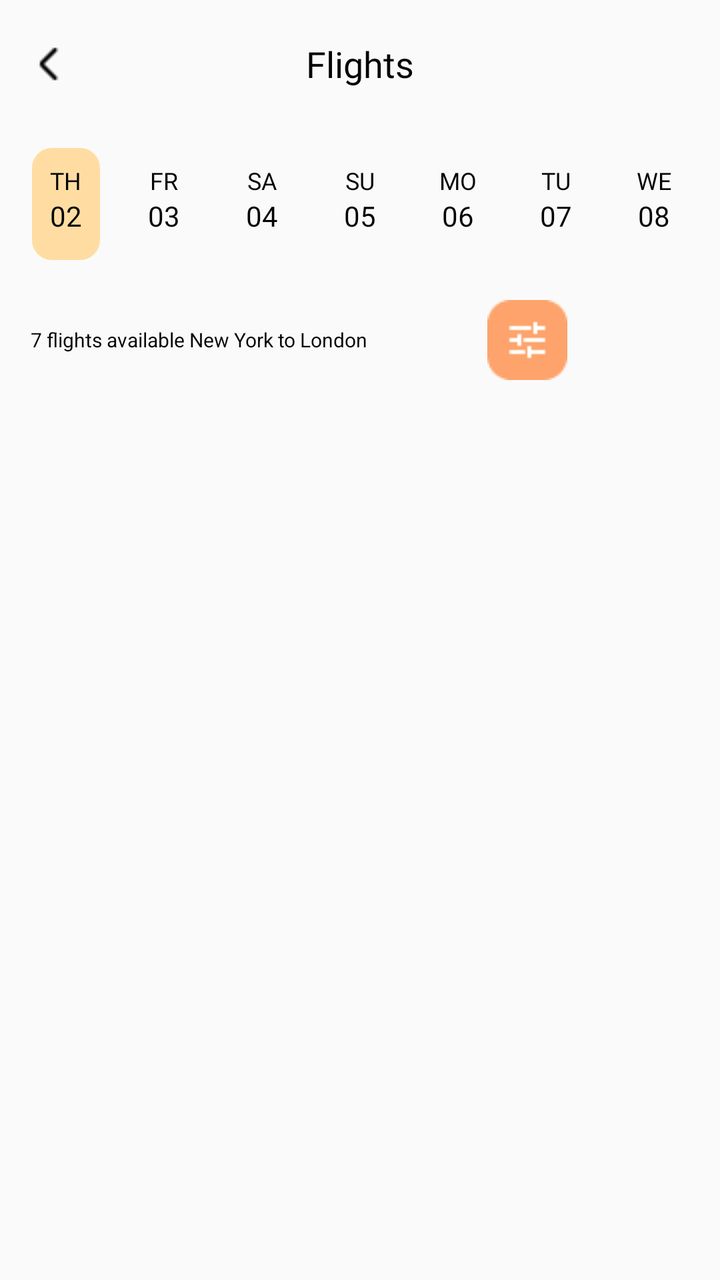
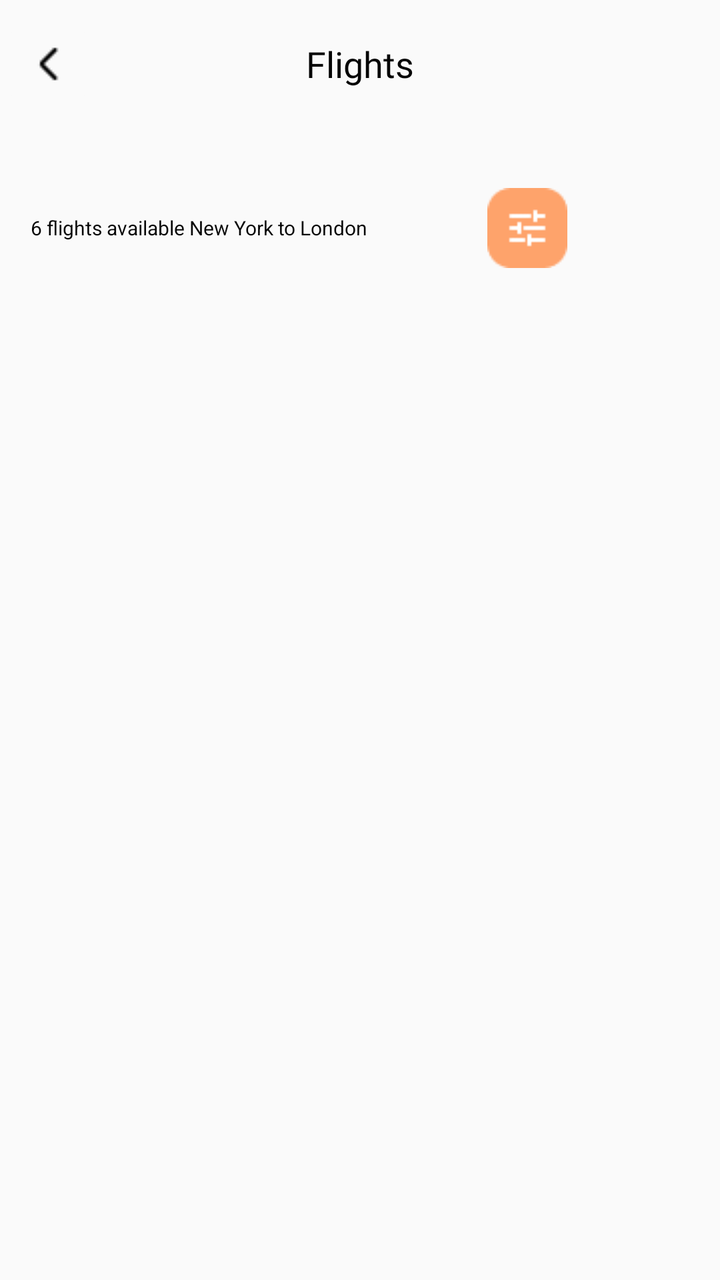

Compare the two renders of this Android layout. The source of the first and the diff that turns it into the second are given below.
<!-- AndroidManifest.xml: application theme Theme.TravelApplication -->
<!-- res/layout/fragment_flights_details.xml -->
<?xml version="1.0" encoding="utf-8"?>
<RelativeLayout xmlns:android="http://schemas.android.com/apk/res/android"
    xmlns:tools="http://schemas.android.com/tools"
    android:layout_width="match_parent"
    android:layout_height="match_parent"
    tools:context=".fragments.FlightsDetailsFragment">

    
    <RelativeLayout
        android:id="@+id/flightsDetailsAppBar"
        android:layout_width="match_parent"
        android:layout_height="wrap_content"
        android:layout_alignParentStart="true"
        android:layout_alignParentEnd="true"
        android:layout_marginTop="10dp">

        <ImageButton
            android:id="@+id/flights_details_back_button"
            android:layout_width="wrap_content"
            android:layout_height="wrap_content"
            android:contentDescription="@string/back_button_app_bar"
            android:backgroundTint="@color/screen"
            android:src="@drawable/ic_chevron"/>

        <TextView
            android:id="@+id/flights_details_title"
            android:layout_width="wrap_content"
            android:layout_height="wrap_content"
            android:layout_centerInParent="true"
            android:text="@string/flights_details_title"
            android:fontFamily="@font/poppins_bold"
            android:textAppearance="@style/title" />
    </RelativeLayout>

    
    <RelativeLayout
        android:id="@+id/date_tabs_field"
        android:layout_width="wrap_content"
        android:layout_height="wrap_content"
        android:layout_below="@id/flightsDetailsAppBar"
        android:layout_centerHorizontal="true"
        android:layout_marginTop="20dp"
        android:layout_marginStart="15dp">

        
        <RelativeLayout
            android:id="@+id/date_tab_1"
            android:layout_width="wrap_content"
            android:layout_height="wrap_content"
            android:background="@drawable/active_date_tab">

            
            <TextView
                android:id="@+id/date_in_week_tab_1"
                android:layout_width="wrap_content"
                android:layout_height="wrap_content"
                android:text="@string/TH"
                android:textSize="12sp"
                android:textColor="@color/text_primary"
                android:fontFamily="@font/poppins_medium"
                android:layout_centerHorizontal="true"
                android:layout_marginTop="8dp"
                android:gravity="center_horizontal|top" />

            
            <TextView
                android:id="@+id/date_in_month_tab_1"
                android:layout_width="wrap_content"
                android:layout_height="wrap_content"
                android:text="@string/number_02"
                android:textSize="14sp"
                android:textColor="@color/text_primary"
                android:fontFamily="@font/poppins_bold"
                android:lineSpacingExtra="-1sp"
                android:gravity="center_horizontal|top"
                android:layout_below="@+id/date_in_week_tab_1"
                android:layout_centerHorizontal="true"/>

        </RelativeLayout>

        
        <RelativeLayout
            android:id="@+id/date_tab_2"
            android:layout_width="wrap_content"
            android:layout_height="wrap_content"
            android:background="@drawable/normal_date_tab"
            android:layout_toEndOf="@id/date_tab_1"
            android:layout_marginStart="15dp">

            
            <TextView
                android:id="@+id/date_in_week_tab_2"
                android:layout_width="wrap_content"
                android:layout_height="wrap_content"
                android:text="@string/FR"
                android:textSize="12sp"
                android:textColor="@color/text_primary"
                android:fontFamily="@font/poppins_medium"
                android:layout_centerHorizontal="true"
                android:layout_marginTop="8dp"
                android:gravity="center_horizontal|top" />

            
            <TextView
                android:id="@+id/date_in_month_tab_2"
                android:layout_width="wrap_content"
                android:layout_height="wrap_content"
                android:text="@string/number_03"
                android:textSize="14sp"
                android:textColor="@color/text_primary"
                android:fontFamily="@font/poppins_bold"
                android:lineSpacingExtra="-1sp"
                android:gravity="center_horizontal|top"
                android:layout_below="@+id/date_in_week_tab_2"
                android:layout_centerHorizontal="true"/>

        </RelativeLayout>

        
        <RelativeLayout
            android:id="@+id/date_tab_3"
            android:layout_width="wrap_content"
            android:layout_height="wrap_content"
            android:background="@drawable/normal_date_tab"
            android:layout_toEndOf="@id/date_tab_2"
            android:layout_marginStart="15dp">

            
            <TextView
                android:id="@+id/date_in_week_tab_3"
                android:layout_width="wrap_content"
                android:layout_height="wrap_content"
                android:text="@string/SA"
                android:textSize="12sp"
                android:textColor="@color/text_primary"
                android:fontFamily="@font/poppins_medium"
                android:layout_centerHorizontal="true"
                android:layout_marginTop="8dp"
                android:gravity="center_horizontal|top" />

            
            <TextView
                android:id="@+id/date_in_month_tab_3"
                android:layout_width="wrap_content"
                android:layout_height="wrap_content"
                android:text="@string/number_04"
                android:textSize="14sp"
                android:textColor="@color/text_primary"
                android:fontFamily="@font/poppins_bold"
                android:lineSpacingExtra="-1sp"
                android:gravity="center_horizontal|top"
                android:layout_below="@+id/date_in_week_tab_3"
                android:layout_centerHorizontal="true"/>
        </RelativeLayout>

        
        <RelativeLayout
            android:id="@+id/date_tab_4"
            android:layout_width="wrap_content"
            android:layout_height="wrap_content"
            android:background="@drawable/normal_date_tab"
            android:layout_toEndOf="@id/date_tab_3"
            android:layout_marginStart="15dp">

            
            <TextView
                android:id="@+id/date_in_week_tab_4"
                android:layout_width="wrap_content"
                android:layout_height="wrap_content"
                android:text="@string/SU"
                android:textSize="12sp"
                android:textColor="@color/text_primary"
                android:fontFamily="@font/poppins_medium"
                android:layout_centerHorizontal="true"
                android:layout_marginTop="8dp"
                android:gravity="center_horizontal|top" />

            
            <TextView
                android:id="@+id/date_in_month_tab_4"
                android:layout_width="wrap_content"
                android:layout_height="wrap_content"
                android:text="@string/number_05"
                android:textSize="14sp"
                android:textColor="@color/text_primary"
                android:fontFamily="@font/poppins_bold"
                android:lineSpacingExtra="-1sp"
                android:gravity="center_horizontal|top"
                android:layout_below="@+id/date_in_week_tab_4"
                android:layout_centerHorizontal="true"/>
        </RelativeLayout>

        
        <RelativeLayout
            android:id="@+id/date_tab_5"
            android:layout_width="wrap_content"
            android:layout_height="wrap_content"
            android:background="@drawable/normal_date_tab"
            android:layout_toEndOf="@id/date_tab_4"
            android:layout_marginStart="15dp">

            
            <TextView
                android:id="@+id/date_in_week_tab_5"
                android:layout_width="wrap_content"
                android:layout_height="wrap_content"
                android:text="@string/MO"
                android:textSize="12sp"
                android:textColor="@color/text_primary"
                android:fontFamily="@font/poppins_medium"
                android:layout_centerHorizontal="true"
                android:layout_marginTop="8dp"
                android:gravity="center_horizontal|top" />

            
            <TextView
                android:id="@+id/date_in_month_tab_5"
                android:layout_width="wrap_content"
                android:layout_height="wrap_content"
                android:text="@string/number_06"
                android:textSize="14sp"
                android:textColor="@color/text_primary"
                android:fontFamily="@font/poppins_bold"
                android:lineSpacingExtra="-1sp"
                android:gravity="center_horizontal|top"
                android:layout_below="@+id/date_in_week_tab_5"
                android:layout_centerHorizontal="true"/>
        </RelativeLayout>

        
        <RelativeLayout
            android:id="@+id/date_tab_6"
            android:layout_width="wrap_content"
            android:layout_height="wrap_content"
            android:background="@drawable/normal_date_tab"
            android:layout_toEndOf="@id/date_tab_5"
            android:layout_marginStart="15dp">

            
            <TextView
                android:id="@+id/date_in_week_tab_6"
                android:layout_width="wrap_content"
                android:layout_height="wrap_content"
                android:text="@string/TU"
                android:textSize="12sp"
                android:textColor="@color/text_primary"
                android:fontFamily="@font/poppins_medium"
                android:layout_centerHorizontal="true"
                android:layout_marginTop="8dp"
                android:gravity="center_horizontal|top" />

            
            <TextView
                android:id="@+id/date_in_month_tab_6"
                android:layout_width="wrap_content"
                android:layout_height="wrap_content"
                android:text="@string/number_07"
                android:textSize="14sp"
                android:textColor="@color/text_primary"
                android:fontFamily="@font/poppins_bold"
                android:lineSpacingExtra="-1sp"
                android:gravity="center_horizontal|top"
                android:layout_below="@+id/date_in_week_tab_6"
                android:layout_centerHorizontal="true"/>
        </RelativeLayout>

        
        <RelativeLayout
            android:id="@+id/date_tab_7"
            android:layout_width="wrap_content"
            android:layout_height="wrap_content"
            android:background="@drawable/normal_date_tab"
            android:layout_toEndOf="@id/date_tab_6"
            android:layout_marginStart="15dp">

            
            <TextView
                android:id="@+id/date_in_week_tab_7"
                android:layout_width="wrap_content"
                android:layout_height="wrap_content"
                android:text="@string/WE"
                android:textSize="12sp"
                android:textColor="@color/text_primary"
                android:fontFamily="@font/poppins_medium"
                android:layout_centerHorizontal="true"
                android:layout_marginTop="8dp"
                android:gravity="center_horizontal|top" />

            
            <TextView
                android:id="@+id/date_in_month_tab_7"
                android:layout_width="wrap_content"
                android:layout_height="wrap_content"
                android:text="@string/number_08"
                android:textSize="14sp"
                android:textColor="@color/text_primary"
                android:fontFamily="@font/poppins_bold"
                android:lineSpacingExtra="-1sp"
                android:gravity="center_horizontal|top"
                android:layout_below="@+id/date_in_week_tab_7"
                android:layout_centerHorizontal="true"/>
        </RelativeLayout>

    </RelativeLayout>

    
    <RelativeLayout
        android:id="@+id/available_filter_field"
        android:layout_width="match_parent"
        android:layout_height="wrap_content"
        android:layout_marginTop="20dp"
        android:layout_below="@+id/date_tabs_field">

        <TextView
            android:id="@+id/flights_available_text"
            android:layout_width="wrap_content"
            android:layout_height="wrap_content"
            android:layout_centerVertical="true"
            android:layout_marginStart="15dp"
            android:layout_marginTop="20dp"
            android:text="@string/flights_available_text"
            android:textSize="10sp"
            android:textColor="@color/text_primary"
            android:lineSpacingExtra="-1sp"
            android:gravity="center_horizontal|top" />

        <ImageButton
            android:id="@+id/filter_image_button"
            android:layout_width="wrap_content"
            android:layout_height="wrap_content"
            android:layout_toEndOf="@+id/flights_available_text"
            android:src="@drawable/ic_filter_button"
            android:layout_marginStart="60dp"
            android:background="@null"
            android:contentDescription="@string/filter_button"/>

    </RelativeLayout>

    
    <androidx.recyclerview.widget.RecyclerView
        android:id="@+id/flightsTicketsRecyclerView"
        android:layout_width="match_parent"
        android:layout_height="wrap_content"
        android:layout_below="@+id/available_filter_field"
        android:scrollbars="vertical"
        android:layout_marginTop="20dp"
        android:layout_centerHorizontal="true" />

</RelativeLayout>
<!-- resources referenced by this layout -->
<resources>
  <color name="screen">#FAFAFA</color>
  <color name="text_primary">#050505</color>
  <!-- drawable active_date_tab (drawable) -->
  <?xml version="1.0" encoding="utf-8"?>
  
  <vector
      xmlns:android="http://schemas.android.com/apk/res/android"
      xmlns:aapt="http://schemas.android.com/aapt"
      android:width="34dp"
      android:height="56dp"
      android:viewportWidth="34"
      android:viewportHeight="56"
      >
      <group>
          <clip-path
              android:pathData="M10 0H24C29.5228 0 34 4.47715 34 10V46C34 51.5228 29.5228 56 24 56H10C4.47715 56 0 51.5228 0 46V10C0 4.47715 4.47715 0 10 0Z"
              />
          <path
              android:pathData="M0 0V56H34V0"
              android:fillColor="#FFDDA2"
              />
      </group>
  </vector>
  <!-- drawable ic_chevron: png bitmap (drawable, 252 bytes) -->
  <!-- drawable ic_filter_button: png bitmap (drawable, 674 bytes) -->
  <!-- drawable normal_date_tab (drawable) -->
  <?xml version="1.0" encoding="utf-8"?>
  
  <vector
      xmlns:android="http://schemas.android.com/apk/res/android"
      xmlns:aapt="http://schemas.android.com/aapt"
      android:width="34dp"
      android:height="56dp"
      android:viewportWidth="34"
      android:viewportHeight="56"
      >
      <group>
          <clip-path
              android:pathData="M10 0H24C29.5228 0 34 4.47715 34 10V46C34 51.5228 29.5228 56 24 56H10C4.47715 56 0 51.5228 0 46V10C0 4.47715 4.47715 0 10 0Z"
              />
          <path
              android:pathData="M0 0V56H34V0"
              android:fillColor="@color/screen"
              />
      </group>
  </vector>
  <string name="FR">FR</string>
  <string name="MO">MO</string>
  <string name="SA">SA</string>
  <string name="SU">SU</string>
  <string name="TH">TH</string>
  <string name="TU">TU</string>
  <string name="WE">WE</string>
  <string name="back_button_app_bar">Back</string>
  <string name="filter_button">Filter button</string>
  <string name="flights_available_text">7 flights available New York to London</string>
  <string name="flights_details_title">Flights</string>
  <string name="number_02">02</string>
  <string name="number_03">03</string>
  <string name="number_04">04</string>
  <string name="number_05">05</string>
  <string name="number_06">06</string>
  <string name="number_07">07</string>
  <string name="number_08">08</string>
  <style name="title">
          <item name="android:textSize">18sp</item>
          <item name="android:textColor">#050505</item>
      </style>
  <style name="Theme.TravelApplication" parent="Base.Theme.TravelApplication" />
  <style name="Base.Theme.TravelApplication" parent="Theme.AppCompat.DayNight.NoActionBar">
          
          <item name="colorPrimary">@color/text_primary</item>
          <item name="android:windowBackground">@color/screen</item>
          <item name="android:textColorPrimary">@color/text_primary</item>
          <item name="colorAccent">@color/green_500</item>
          
      </style>
  <color name="green_500">#089083</color>
</resources>

<!-- the commit's change to res/layout/fragment_flights_details.xml (unified diff, before → after) -->
@@ -33,275 +33,23 @@
     </RelativeLayout>
 
     
-    <RelativeLayout
+    <LinearLayout
         android:id="@+id/date_tabs_field"
         android:layout_width="wrap_content"
         android:layout_height="wrap_content"
+        android:orientation="horizontal"
         android:layout_below="@id/flightsDetailsAppBar"
-        android:layout_centerHorizontal="true"
         android:layout_marginTop="20dp"
         android:layout_marginStart="15dp">
 
-        
-        <RelativeLayout
-            android:id="@+id/date_tab_1"
-            android:layout_width="wrap_content"
+        <androidx.recyclerview.widget.RecyclerView
+            android:id="@+id/date_tabs_recyclerView"
+            android:layout_width="match_parent"
             android:layout_height="wrap_content"
-            android:background="@drawable/active_date_tab">
+            android:orientation="horizontal"
+            android:scrollbars="horizontal"/>
 
-            
-            <TextView
-                android:id="@+id/date_in_week_tab_1"
-                android:layout_width="wrap_content"
-                android:layout_height="wrap_content"
-                android:text="@string/TH"
-                android:textSize="12sp"
-                android:textColor="@color/text_primary"
-                android:fontFamily="@font/poppins_medium"
-                android:layout_centerHorizontal="true"
-                android:layout_marginTop="8dp"
-                android:gravity="center_horizontal|top" />
-
-            
-            <TextView
-                android:id="@+id/date_in_month_tab_1"
-                android:layout_width="wrap_content"
-                android:layout_height="wrap_content"
-                android:text="@string/number_02"
-                android:textSize="14sp"
-                android:textColor="@color/text_primary"
-                android:fontFamily="@font/poppins_bold"
-                android:lineSpacingExtra="-1sp"
-                android:gravity="center_horizontal|top"
-                android:layout_below="@+id/date_in_week_tab_1"
-                android:layout_centerHorizontal="true"/>
-
-        </RelativeLayout>
-
-        
-        <RelativeLayout
-            android:id="@+id/date_tab_2"
-            android:layout_width="wrap_content"
-            android:layout_height="wrap_content"
-            android:background="@drawable/normal_date_tab"
-            android:layout_toEndOf="@id/date_tab_1"
-            android:layout_marginStart="15dp">
-
-            
-            <TextView
-                android:id="@+id/date_in_week_tab_2"
-                android:layout_width="wrap_content"
-                android:layout_height="wrap_content"
-                android:text="@string/FR"
-                android:textSize="12sp"
-                android:textColor="@color/text_primary"
-                android:fontFamily="@font/poppins_medium"
-                android:layout_centerHorizontal="true"
-                android:layout_marginTop="8dp"
-                android:gravity="center_horizontal|top" />
-
-            
-            <TextView
-                android:id="@+id/date_in_month_tab_2"
-                android:layout_width="wrap_content"
-                android:layout_height="wrap_content"
-                android:text="@string/number_03"
-                android:textSize="14sp"
-                android:textColor="@color/text_primary"
-                android:fontFamily="@font/poppins_bold"
-                android:lineSpacingExtra="-1sp"
-                android:gravity="center_horizontal|top"
-                android:layout_below="@+id/date_in_week_tab_2"
-                android:layout_centerHorizontal="true"/>
-
-        </RelativeLayout>
-
-        
-        <RelativeLayout
-            android:id="@+id/date_tab_3"
-            android:layout_width="wrap_content"
-            android:layout_height="wrap_content"
-            android:background="@drawable/normal_date_tab"
-            android:layout_toEndOf="@id/date_tab_2"
-            android:layout_marginStart="15dp">
-
-            
-            <TextView
-                android:id="@+id/date_in_week_tab_3"
-                android:layout_width="wrap_content"
-                android:layout_height="wrap_content"
-                android:text="@string/SA"
-                android:textSize="12sp"
-                android:textColor="@color/text_primary"
-                android:fontFamily="@font/poppins_medium"
-                android:layout_centerHorizontal="true"
-                android:layout_marginTop="8dp"
-                android:gravity="center_horizontal|top" />
-
-            
-            <TextView
-                android:id="@+id/date_in_month_tab_3"
-                android:layout_width="wrap_content"
-                android:layout_height="wrap_content"
-                android:text="@string/number_04"
-                android:textSize="14sp"
-                android:textColor="@color/text_primary"
-                android:fontFamily="@font/poppins_bold"
-                android:lineSpacingExtra="-1sp"
-                android:gravity="center_horizontal|top"
-                android:layout_below="@+id/date_in_week_tab_3"
-                android:layout_centerHorizontal="true"/>
-        </RelativeLayout>
-
-        
-        <RelativeLayout
-            android:id="@+id/date_tab_4"
-            android:layout_width="wrap_content"
-            android:layout_height="wrap_content"
-            android:background="@drawable/normal_date_tab"
-            android:layout_toEndOf="@id/date_tab_3"
-            android:layout_marginStart="15dp">
-
-            
-            <TextView
-                android:id="@+id/date_in_week_tab_4"
-                android:layout_width="wrap_content"
-                android:layout_height="wrap_content"
-                android:text="@string/SU"
-                android:textSize="12sp"
-                android:textColor="@color/text_primary"
-                android:fontFamily="@font/poppins_medium"
-                android:layout_centerHorizontal="true"
-                android:layout_marginTop="8dp"
-                android:gravity="center_horizontal|top" />
-
-            
-            <TextView
-                android:id="@+id/date_in_month_tab_4"
-                android:layout_width="wrap_content"
-                android:layout_height="wrap_content"
-                android:text="@string/number_05"
-                android:textSize="14sp"
-                android:textColor="@color/text_primary"
-                android:fontFamily="@font/poppins_bold"
-                android:lineSpacingExtra="-1sp"
-                android:gravity="center_horizontal|top"
-                android:layout_below="@+id/date_in_week_tab_4"
-                android:layout_centerHorizontal="true"/>
-        </RelativeLayout>
-
-        
-        <RelativeLayout
-            android:id="@+id/date_tab_5"
-            android:layout_width="wrap_content"
-            android:layout_height="wrap_content"
-            android:background="@drawable/normal_date_tab"
-            android:layout_toEndOf="@id/date_tab_4"
-            android:layout_marginStart="15dp">
-
-            
-            <TextView
-                android:id="@+id/date_in_week_tab_5"
-                android:layout_width="wrap_content"
-                android:layout_height="wrap_content"
-                android:text="@string/MO"
-                android:textSize="12sp"
-                android:textColor="@color/text_primary"
-                android:fontFamily="@font/poppins_medium"
-                android:layout_centerHorizontal="true"
-                android:layout_marginTop="8dp"
-                android:gravity="center_horizontal|top" />
-
-            
-            <TextView
-                android:id="@+id/date_in_month_tab_5"
-                android:layout_width="wrap_content"
-                android:layout_height="wrap_content"
-                android:text="@string/number_06"
-                android:textSize="14sp"
-                android:textColor="@color/text_primary"
-                android:fontFamily="@font/poppins_bold"
-                android:lineSpacingExtra="-1sp"
-                android:gravity="center_horizontal|top"
-                android:layout_below="@+id/date_in_week_tab_5"
-                android:layout_centerHorizontal="true"/>
-        </RelativeLayout>
-
-        
-        <RelativeLayout
-            android:id="@+id/date_tab_6"
-            android:layout_width="wrap_content"
-            android:layout_height="wrap_content"
-            android:background="@drawable/normal_date_tab"
-            android:layout_toEndOf="@id/date_tab_5"
-            android:layout_marginStart="15dp">
-
-            
-            <TextView
-                android:id="@+id/date_in_week_tab_6"
-                android:layout_width="wrap_content"
-                android:layout_height="wrap_content"
-                android:text="@string/TU"
-                android:textSize="12sp"
-                android:textColor="@color/text_primary"
-                android:fontFamily="@font/poppins_medium"
-                android:layout_centerHorizontal="true"
-                android:layout_marginTop="8dp"
-                android:gravity="center_horizontal|top" />
-
-            
-            <TextView
-                android:id="@+id/date_in_month_tab_6"
-                android:layout_width="wrap_content"
-                android:layout_height="wrap_content"
-                android:text="@string/number_07"
-                android:textSize="14sp"
-                android:textColor="@color/text_primary"
-                android:fontFamily="@font/poppins_bold"
-                android:lineSpacingExtra="-1sp"
-                android:gravity="center_horizontal|top"
-                android:layout_below="@+id/date_in_week_tab_6"
-                android:layout_centerHorizontal="true"/>
-        </RelativeLayout>
-
-        
-        <RelativeLayout
-            android:id="@+id/date_tab_7"
-            android:layout_width="wrap_content"
-            android:layout_height="wrap_content"
-            android:background="@drawable/normal_date_tab"
-            android:layout_toEndOf="@id/date_tab_6"
-            android:layout_marginStart="15dp">
-
-            
-            <TextView
-                android:id="@+id/date_in_week_tab_7"
-                android:layout_width="wrap_content"
-                android:layout_height="wrap_content"
-                android:text="@string/WE"
-                android:textSize="12sp"
-                android:textColor="@color/text_primary"
-                android:fontFamily="@font/poppins_medium"
-                android:layout_centerHorizontal="true"
-                android:layout_marginTop="8dp"
-                android:gravity="center_horizontal|top" />
-
-            
-            <TextView
-                android:id="@+id/date_in_month_tab_7"
-                android:layout_width="wrap_content"
-                android:layout_height="wrap_content"
-                android:text="@string/number_08"
-                android:textSize="14sp"
-                android:textColor="@color/text_primary"
-                android:fontFamily="@font/poppins_bold"
-                android:lineSpacingExtra="-1sp"
-                android:gravity="center_horizontal|top"
-                android:layout_below="@+id/date_in_week_tab_7"
-                android:layout_centerHorizontal="true"/>
-        </RelativeLayout>
-
-    </RelativeLayout>
+    </LinearLayout>
 
     
     <RelativeLayout
@@ -311,6 +59,7 @@
         android:layout_marginTop="20dp"
         android:layout_below="@+id/date_tabs_field">
 
+        
         <TextView
             android:id="@+id/flights_available_text"
             android:layout_width="wrap_content"
@@ -324,6 +73,7 @@
             android:lineSpacingExtra="-1sp"
             android:gravity="center_horizontal|top" />
 
+        
         <ImageButton
             android:id="@+id/filter_image_button"
             android:layout_width="wrap_content"
<!-- resource entries referenced after the edit -->
@@ -2,68 +2,12 @@
 <resources>
   <color name="screen">#FAFAFA</color>
   <color name="text_primary">#050505</color>
-  <!-- drawable active_date_tab (drawable) -->
-  <?xml version="1.0" encoding="utf-8"?>
-  
-  <vector
-      xmlns:android="http://schemas.android.com/apk/res/android"
-      xmlns:aapt="http://schemas.android.com/aapt"
-      android:width="34dp"
-      android:height="56dp"
-      android:viewportWidth="34"
-      android:viewportHeight="56"
-      >
-      <group>
-          <clip-path
-              android:pathData="M10 0H24C29.5228 0 34 4.47715 34 10V46C34 51.5228 29.5228 56 24 56H10C4.47715 56 0 51.5228 0 46V10C0 4.47715 4.47715 0 10 0Z"
-              />
-          <path
-              android:pathData="M0 0V56H34V0"
-              android:fillColor="#FFDDA2"
-              />
-      </group>
-  </vector>
   <!-- drawable ic_chevron: png bitmap (drawable, 252 bytes) -->
   <!-- drawable ic_filter_button: png bitmap (drawable, 674 bytes) -->
-  <!-- drawable normal_date_tab (drawable) -->
-  <?xml version="1.0" encoding="utf-8"?>
-  
-  <vector
-      xmlns:android="http://schemas.android.com/apk/res/android"
-      xmlns:aapt="http://schemas.android.com/aapt"
-      android:width="34dp"
-      android:height="56dp"
-      android:viewportWidth="34"
-      android:viewportHeight="56"
-      >
-      <group>
-          <clip-path
-              android:pathData="M10 0H24C29.5228 0 34 4.47715 34 10V46C34 51.5228 29.5228 56 24 56H10C4.47715 56 0 51.5228 0 46V10C0 4.47715 4.47715 0 10 0Z"
-              />
-          <path
-              android:pathData="M0 0V56H34V0"
-              android:fillColor="@color/screen"
-              />
-      </group>
-  </vector>
-  <string name="FR">FR</string>
-  <string name="MO">MO</string>
-  <string name="SA">SA</string>
-  <string name="SU">SU</string>
-  <string name="TH">TH</string>
-  <string name="TU">TU</string>
-  <string name="WE">WE</string>
   <string name="back_button_app_bar">Back</string>
   <string name="filter_button">Filter button</string>
-  <string name="flights_available_text">7 flights available New York to London</string>
+  <string name="flights_available_text">6 flights available New York to London</string>
   <string name="flights_details_title">Flights</string>
-  <string name="number_02">02</string>
-  <string name="number_03">03</string>
-  <string name="number_04">04</string>
-  <string name="number_05">05</string>
-  <string name="number_06">06</string>
-  <string name="number_07">07</string>
-  <string name="number_08">08</string>
   <style name="title">
           <item name="android:textSize">18sp</item>
           <item name="android:textColor">#050505</item>
